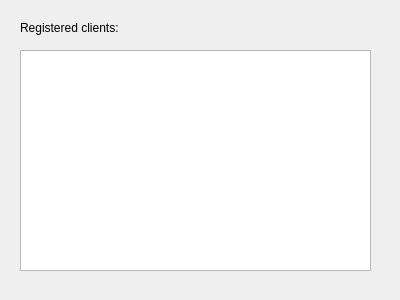
Old version of the form clientslist.ui in the repository luluma21/fidelity.
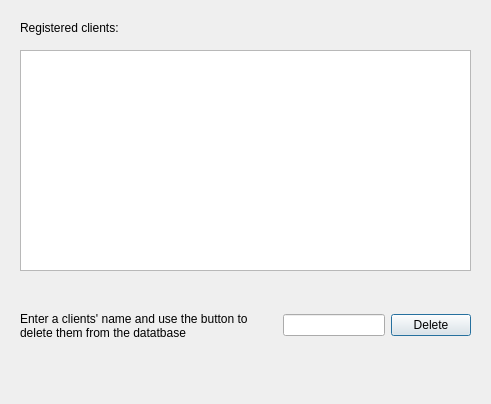
New version of the form.

Commit message: Modif clients list

```diff
--- a/clientslist.ui
+++ b/clientslist.ui
@@ -6,8 +6,8 @@
    <rect>
     <x>0</x>
     <y>0</y>
-    <width>400</width>
-    <height>300</height>
+    <width>491</width>
+    <height>404</height>
    </rect>
   </property>
   <property name="windowTitle">
@@ -26,15 +26,50 @@
     <string>Registered clients:</string>
    </property>
   </widget>
-  <widget class="QTextBrowser" name="textBrowser">
+  <widget class="QWidget" name="">
+   <property name="geometry">
+    <rect>
+     <x>20</x>
+     <y>290</y>
+     <width>451</width>
+     <height>71</height>
+    </rect>
+   </property>
+   <layout class="QHBoxLayout" name="horizontalLayout">
+    <item>
+     <widget class="QLabel" name="label_2">
+      <property name="text">
+       <string>Enter a clients' name and use the button to delete them from the datatbase</string>
+      </property>
+      <property name="wordWrap">
+       <bool>true</bool>
+      </property>
+     </widget>
+    </item>
+    <item>
+     <widget class="QLineEdit" name="nametodelete"/>
+    </item>
+    <item>
+     <widget class="QPushButton" name="delete_2">
+      <property name="text">
+       <string>Delete</string>
+      </property>
+     </widget>
+    </item>
+   </layout>
+  </widget>
+  <widget class="QTextEdit" name="display">
    <property name="geometry">
     <rect>
      <x>20</x>
      <y>50</y>
-     <width>351</width>
+     <width>451</width>
      <height>221</height>
     </rect>
    </property>
+   <property name="readOnly">
+    <bool>true</bool>
+   </property>
   </widget>
  </widget>
  <resources/>
```
The commit also changes 4 other files.
